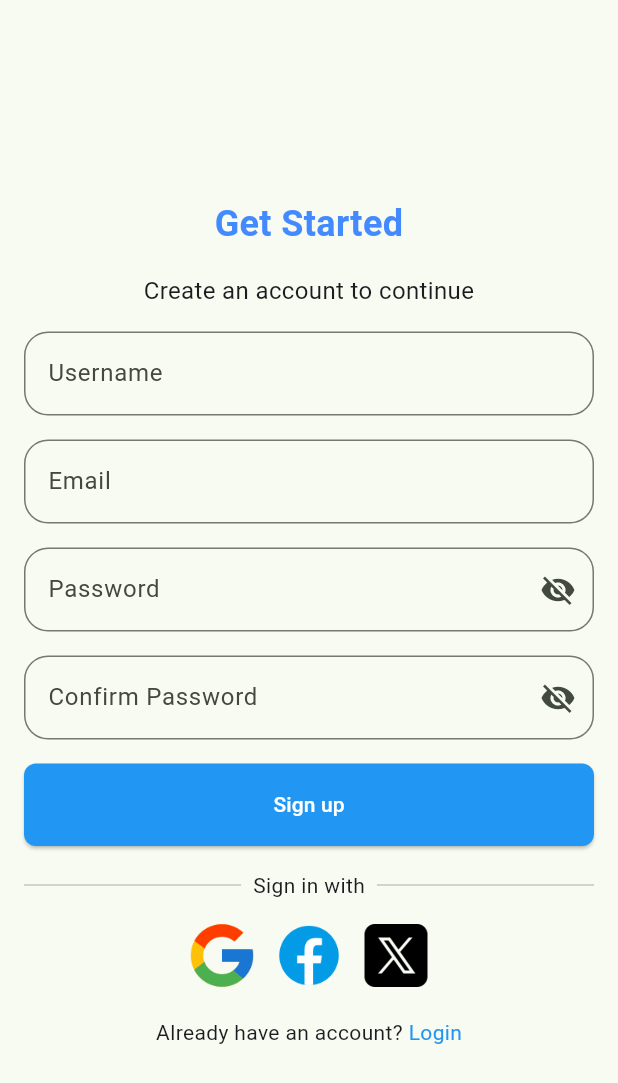
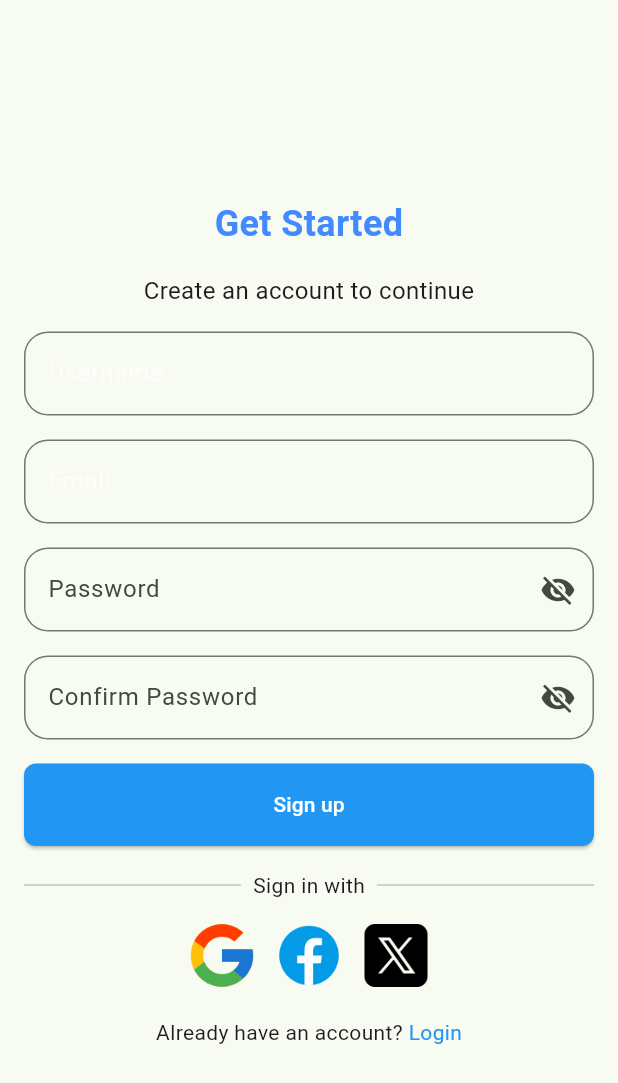
Before and after one commit to ranmori/first_wtf_app, a Flutter app: the SignupPage screen opened by its route, on a phone screen of 412 x 824 dp. Shown: the top 1083 px of the screen. Run offline on Flutter 3.47's test engine with Material 3 defaults, Android fonts, the phone set to English and light mode, and no system bars; our stand-ins replace cloud_firestore, firebase_auth, firebase_core, google_fonts, google_maps_flutter, google_sign_in; missing offline and left inert: otp_input; accounts and stored records are empty; Roboto replaces fonts that are missing (Play).

Commit message:
Enhance CustomTextField with styling options

```diff
--- a/lib/widgets/custom_textfield.dart
+++ b/lib/widgets/custom_textfield.dart
@@ -1,4 +1,3 @@
-
 import 'package:flutter/material.dart';
 
 class CustomTextField extends StatelessWidget {
@@ -7,6 +6,7 @@ class CustomTextField extends StatelessWidget {
     required this.label,
     this.textEditingController,
   });
+
   final String label;
   final TextEditingController? textEditingController;
 
@@ -14,11 +14,18 @@ class CustomTextField extends StatelessWidget {
   Widget build(BuildContext context) {
     return TextField(
       controller: textEditingController,
+      style: const TextStyle(
+        color: Colors.white, // typing text color
+      ),
+      cursorColor: Colors.white, //  cursor color
       decoration: InputDecoration(
         border: OutlineInputBorder(
           borderRadius: BorderRadius.circular(16),
         ),
         labelText: label,
+        labelStyle: const TextStyle(
+          color: Colors.white70, // label color
+        ),
       ),
     );
   }
```
